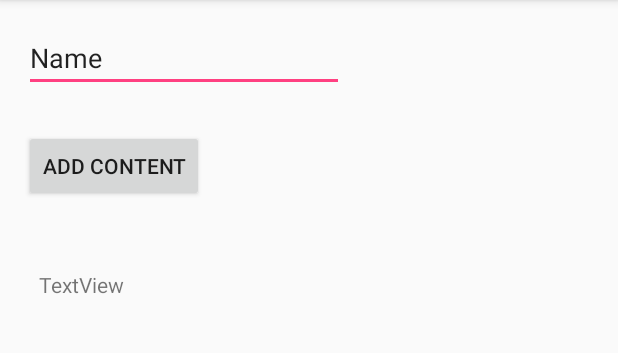
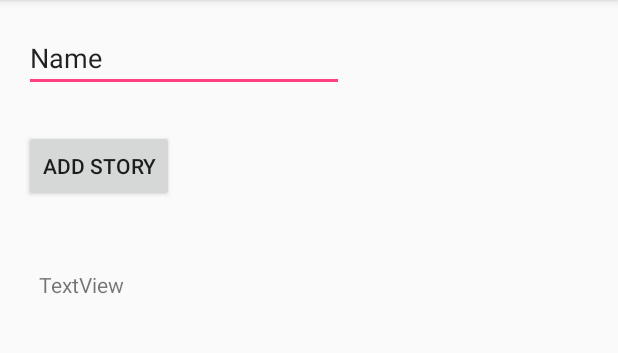
Before and after one commit to Secuencia/app-android, an Android app: the screen it shows after launch (MainActivity), on a phone screen of 412 x 824 dp, the part 84-437 px from its top. Run offline under Robolectric (Android 15) with nearby library versions, the phone set to English and light mode, and no system bars.

Commit message:
Testing handler with main activity. There are still bugs and JSON parsing is missing

```diff
--- a/Isaacs/app/src/main/java/moviles/isaacs/com/isaacs/MainActivity.java
+++ b/Isaacs/app/src/main/java/moviles/isaacs/com/isaacs/MainActivity.java
@@ -2,16 +2,36 @@ package moviles.isaacs.com.isaacs;
 
 import android.support.v7.app.AppCompatActivity;
 import android.os.Bundle;
+import android.view.View;
+import android.widget.Button;
+
+import moviles.isaacs.com.isaacs.models.Content;
+import moviles.isaacs.com.isaacs.models.Story;
+import moviles.isaacs.com.isaacs.services.MyDBHandler;
 
 public class MainActivity extends AppCompatActivity {
+
+    MyDBHandler db;
 
     @Override
     protected void onCreate(Bundle savedInstanceState) {
         super.onCreate(savedInstanceState);
         setContentView(R.layout.activity_main);
+
+        db = new MyDBHandler(this, null, null, 1); // This way you use and call the handler
+
+        final Button button = (Button) findViewById(R.id.content_button);
+        button.setOnClickListener(new View.OnClickListener(){
+            public void onClick(View view) {
+                System.out.println("ENTRE");
+                Story story = new Story();
+                story.setTitle("Hola");
+                story.setBrief("Nada");
+                db.createStory(story);
+            }
+        });
+
     }
 
-    public void addContent() {
-        System.out.println("PRUEBA");
-    }
+
 }
--- a/Isaacs/app/src/main/java/moviles/isaacs/com/isaacs/services/MyDBHandler.java
+++ b/Isaacs/app/src/main/java/moviles/isaacs/com/isaacs/services/MyDBHandler.java
@@ -48,7 +48,7 @@ public class MyDBHandler extends SQLiteOpenHelper{
     @Override
     public void onCreate(SQLiteDatabase db) {
 
-        String queryContents = "CREATE TABLE " + TABLE_CONTENTS + "(" +
+        String queryContents = "CREATE TABLE IF NOT EXISTS " + TABLE_CONTENTS + " (" +
                 COLUMN_C_ID + " INTEGER PRIMARY KEY AUTOINCREMENT ," +
                 COLUMN_C_TYPE + " INTEGER ," +
                 COLUMN_C_DATA + " TEXT ," +
@@ -59,7 +59,7 @@ public class MyDBHandler extends SQLiteOpenHelper{
                 ");";
         db.execSQL(queryContents);
 
-        String queryStories = "CREATE TABLE " + TABLE_STORIES + "(" +
+        String queryStories = "CREATE TABLE IF NOT EXISTS " + TABLE_STORIES + "(" +
                 COLUMN_S_ID + " INTEGER PRIMARY KEY AUTOINCREMENT ," +
                 COLUMN_S_TITLE + " TEXT ," +
                 COLUMN_S_BRIEF + " TEXT ," +
@@ -68,7 +68,7 @@ public class MyDBHandler extends SQLiteOpenHelper{
                 ");";
         db.execSQL(queryStories);
 
-        String queryJoinTable = "CREATE TABLE " + TABLE_CONTENTS + "(" +
+        String queryJoinTable = "CREATE TABLE IF NOT EXISTS " + TABLE_CONTENTS + "(" +
                 COLUMN_JCS_ID + " INTEGER PRIMARY KEY AUTOINCREMENT " +
                 COLUMN_JCS_IDCONTENT + " INTEGER ," +
                 COLUMN_JCS_IDSTORY + " INTEGER ," +
--- a/Isaacs/app/src/main/res/layout/activity_main.xml
+++ b/Isaacs/app/src/main/res/layout/activity_main.xml
@@ -22,14 +22,13 @@
         android:id="@+id/editText" />
 
     <Button
-        android:text="Add Content"
+        android:text="Add Story"
         android:layout_width="wrap_content"
         android:layout_height="wrap_content"
         android:layout_below="@+id/editText"
         android:layout_alignParentLeft="true"
         android:layout_marginTop="25dp"
-        android:id="@+id/content_button"
-        android:onClick="addContent" />
+        android:id="@+id/content_button" />
 
     <TextView
         android:text="TextView"
```
